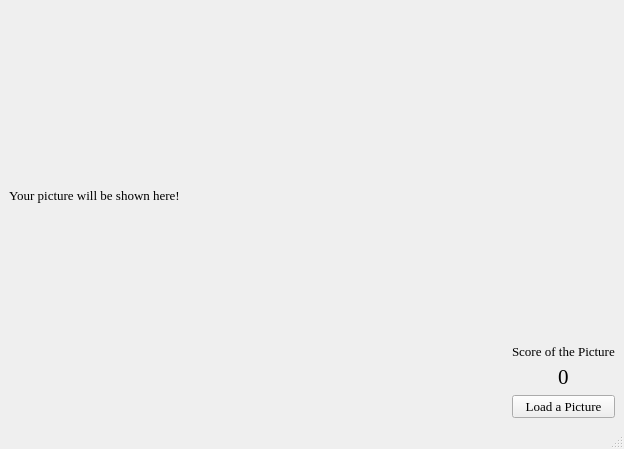
The window that demo.ui (kyrixn/IMR_summer) describes before a commit, drawn with Qt 5.
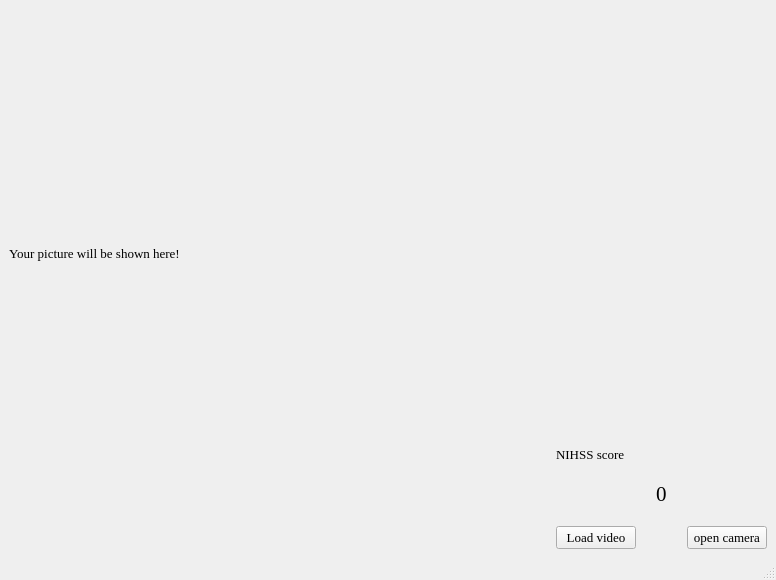
The same window after the commit.

Commit message: add camera button

Diff of the .ui file:
```diff
--- a/demo.ui
+++ b/demo.ui
@@ -6,8 +6,8 @@
    <rect>
     <x>0</x>
     <y>0</y>
-    <width>624</width>
-    <height>449</height>
+    <width>776</width>
+    <height>580</height>
    </rect>
   </property>
   <property name="font">
@@ -40,29 +40,35 @@
       </item>
       <item row="1" column="1" rowspan="2">
        <layout class="QGridLayout" name="gridLayout">
-        <item row="2" column="0" colspan="3">
+        <property name="spacing">
+         <number>20</number>
+        </property>
+        <item row="0" column="0" colspan="3">
+         <widget class="QLabel" name="label_2">
+          <property name="sizePolicy">
+           <sizepolicy hsizetype="Preferred" vsizetype="Preferred">
+            <horstretch>0</horstretch>
+            <verstretch>0</verstretch>
+           </sizepolicy>
+          </property>
+          <property name="layoutDirection">
+           <enum>Qt::LeftToRight</enum>
+          </property>
+          <property name="autoFillBackground">
+           <bool>false</bool>
+          </property>
+          <property name="text">
+           <string>NIHSS score</string>
+          </property>
+         </widget>
+        </item>
+        <item row="2" column="0">
          <widget class="QPushButton" name="pushButton">
           <property name="text">
-           <string>Load a Picture</string>
+           <string>Load video</string>
           </property>
          </widget>
         </item>
-        <item row="1" column="0">
-         <spacer name="horizontalSpacer">
-          <property name="orientation">
-           <enum>Qt::Horizontal</enum>
-          </property>
-          <property name="sizeType">
-           <enum>QSizePolicy::Minimum</enum>
-          </property>
-          <property name="sizeHint" stdset="0">
-           <size>
-            <width>40</width>
-            <height>20</height>
-           </size>
-          </property>
-         </spacer>
-        </item>
         <item row="1" column="1">
          <widget class="QLabel" name="ScoreLabel">
           <property name="font">
@@ -78,38 +84,15 @@
           </property>
          </widget>
         </item>
-        <item row="1" column="2">
-         <spacer name="horizontalSpacer_2">
-          <property name="orientation">
-           <enum>Qt::Horizontal</enum>
-          </property>
-          <property name="sizeType">
-           <enum>QSizePolicy::Minimum</enum>
-          </property>
-          <property name="sizeHint" stdset="0">
-           <size>
-            <width>40</width>
-            <height>20</height>
-           </size>
-          </property>
-         </spacer>
-        </item>
-        <item row="0" column="0" colspan="3">
-         <widget class="QLabel" name="label_2">
+        <item row="2" column="2">
+         <widget class="QPushButton" name="pushButton_2">
           <property name="text">
-           <string>Score of the Picture</string>
+           <string>open camera</string>
           </property>
          </widget>
         </item>
        </layout>
       </item>
-      <item row="0" column="0" rowspan="2">
-       <widget class="QLabel" name="PicLabel">
-        <property name="text">
-         <string>Your picture will be shown here!</string>
-        </property>
-       </widget>
-      </item>
       <item row="0" column="1">
        <spacer name="verticalSpacer">
         <property name="orientation">
@@ -123,6 +106,13 @@
         </property>
        </spacer>
       </item>
+      <item row="0" column="0" rowspan="2">
+       <widget class="QLabel" name="PicLabel">
+        <property name="text">
+         <string>Your picture will be shown here!</string>
+        </property>
+       </widget>
+      </item>
      </layout>
     </item>
    </layout>
```
Left out of the diff: 8 changed lines with no effect on the pictures. The commit also changes 2 other files.
